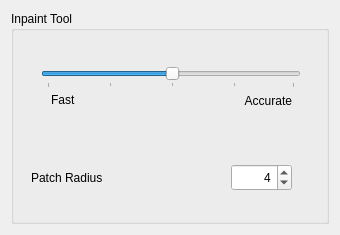
Above: plugins/tools/tool_smart_patch/kis_tool_smart_patch_options_widget.ui from KDE/krita before the change. Below: the same form after it.
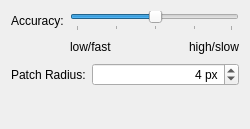
That is the form after the change.

Commit message: update smart patch ui tool options

Diff of the .ui file:
```diff
--- a/plugins/tools/tool_smart_patch/kis_tool_smart_patch_options_widget.ui
+++ b/plugins/tools/tool_smart_patch/kis_tool_smart_patch_options_widget.ui
@@ -6,48 +6,61 @@
    <rect>
     <x>0</x>
     <y>0</y>
-    <width>340</width>
-    <height>235</height>
+    <width>250</width>
+    <height>129</height>
    </rect>
   </property>
+  <layout class="QVBoxLayout" name="verticalLayout_2">
+   <item>
+    <layout class="QGridLayout" name="gridLayout">
+     <item row="1" column="1">
+      <layout class="QVBoxLayout" name="verticalLayout">
+       <item>
   <layout class="QHBoxLayout" name="horizontalLayout">
    <item>
-    <widget class="QGroupBox" name="groupBox">
-     <property name="minimumSize">
+          <widget class="QLabel" name="Fast">
+           <property name="text">
+            <string>low/fast</string>
+           </property>
+          </widget>
+         </item>
+         <item>
+          <spacer name="horizontalSpacer">
+           <property name="orientation">
+            <enum>Qt::Horizontal</enum>
+           </property>
+           <property name="sizeHint" stdset="0">
       <size>
-       <width>200</width>
-       <height>200</height>
-      </size>
-     </property>
-     <property name="title">
-      <string>Inpaint Tool</string>
-     </property>
-     <widget class="QFrame" name="accuracy">
-      <property name="enabled">
-       <bool>true</bool>
-      </property>
-      <property name="geometry">
-       <rect>
-        <x>20</x>
-        <y>40</y>
-        <width>281</width>
-        <height>81</height>
-       </rect>
-      </property>
-      <property name="minimumSize">
-       <size>
-        <width>200</width>
-        <height>80</height>
-       </size>
-      </property>
+             <width>40</width>
+             <height>20</height>
+            </size>
+           </property>
+          </spacer>
+         </item>
+         <item>
+          <widget class="QLabel" name="Accurate">
+           <property name="layoutDirection">
+            <enum>Qt::LeftToRight</enum>
+           </property>
+           <property name="text">
+            <string>high/slow</string>
+           </property>
+           <property name="alignment">
+            <set>Qt::AlignRight|Qt::AlignTrailing|Qt::AlignVCenter</set>
+           </property>
+          </widget>
+         </item>
+        </layout>
+       </item>
+      </layout>
+     </item>
+     <item row="0" column="1">
       <widget class="QSlider" name="accuracySlider">
-       <property name="geometry">
-        <rect>
-         <x>10</x>
-         <y>16</y>
-         <width>260</width>
-         <height>21</height>
-        </rect>
+       <property name="sizePolicy">
+        <sizepolicy hsizetype="Preferred" vsizetype="Fixed">
+         <horstretch>0</horstretch>
+         <verstretch>0</verstretch>
+        </sizepolicy>
        </property>
        <property name="singleStep">
         <number>25</number>
@@ -68,67 +81,54 @@
         <number>25</number>
        </property>
       </widget>
-      <widget class="QLabel" name="Accurate">
-       <property name="geometry">
-        <rect>
-         <x>190</x>
-         <y>40</y>
-         <width>71</width>
-         <height>20</height>
-        </rect>
+     </item>
+     <item row="0" column="0">
+      <widget class="QLabel" name="Fast_2">
+       <property name="sizePolicy">
+        <sizepolicy hsizetype="Minimum" vsizetype="Preferred">
+         <horstretch>0</horstretch>
+         <verstretch>0</verstretch>
+        </sizepolicy>
        </property>
-       <property name="layoutDirection">
-        <enum>Qt::LeftToRight</enum>
-       </property>
        <property name="text">
-        <string>Accurate</string>
+        <string>Accuracy:</string>
        </property>
-       <property name="alignment">
-        <set>Qt::AlignRight|Qt::AlignTrailing|Qt::AlignVCenter</set>
-       </property>
       </widget>
-      <widget class="QLabel" name="Fast">
-       <property name="geometry">
-        <rect>
-         <x>20</x>
-         <y>40</y>
-         <width>41</width>
-         <height>17</height>
-        </rect>
+     </item>
+    </layout>
+   </item>
+   <item>
+    <layout class="QHBoxLayout" name="horizontalLayout_2">
+     <item>
+      <widget class="QLabel" name="patchRadiusLabel">
+       <property name="sizePolicy">
+        <sizepolicy hsizetype="Minimum" vsizetype="Preferred">
+         <horstretch>0</horstretch>
+         <verstretch>0</verstretch>
+        </sizepolicy>
        </property>
        <property name="text">
-        <string>Fast</string>
-       </property>
-      </widget>
-     </widget>
-     <widget class="QLabel" name="label">
-      <property name="geometry">
-       <rect>
-        <x>20</x>
-        <y>153</y>
-        <width>181</width>
-        <height>27</height>
-       </rect>
-      </property>
-      <property name="text">
-       <string>Patch Radius</string>
+        <string>Patch Radius:</string>
       </property>
       <property name="buddy">
-       <cstring>label</cstring>
-      </property>
-     </widget>
+        <cstring>patchRadiusLabel</cstring>
+       </property>
+      </widget>
+     </item>
+     <item>
      <widget class="QSpinBox" name="patchRadius">
-      <property name="geometry">
-       <rect>
-        <x>220</x>
-        <y>153</y>
-        <width>61</width>
-        <height>27</height>
-       </rect>
+       <property name="sizePolicy">
+        <sizepolicy hsizetype="MinimumExpanding" vsizetype="Fixed">
+         <horstretch>0</horstretch>
+         <verstretch>0</verstretch>
+        </sizepolicy>
       </property>
       <property name="alignment">
        <set>Qt::AlignRight|Qt::AlignTrailing|Qt::AlignVCenter</set>
       </property>
+       <property name="suffix">
+        <string> px</string>
+       </property>
       <property name="minimum">
        <number>2</number>
       </property>
@@ -139,7 +139,21 @@
        <number>4</number>
       </property>
      </widget>
-    </widget>
+     </item>
+    </layout>
+   </item>
+   <item>
+    <spacer name="verticalSpacer">
+     <property name="orientation">
+      <enum>Qt::Vertical</enum>
+     </property>
+     <property name="sizeHint" stdset="0">
+      <size>
+       <width>20</width>
+       <height>40</height>
+      </size>
+     </property>
+    </spacer>
    </item>
   </layout>
  </widget>
```
Lines whose indentation alone changed are shown as unchanged.
